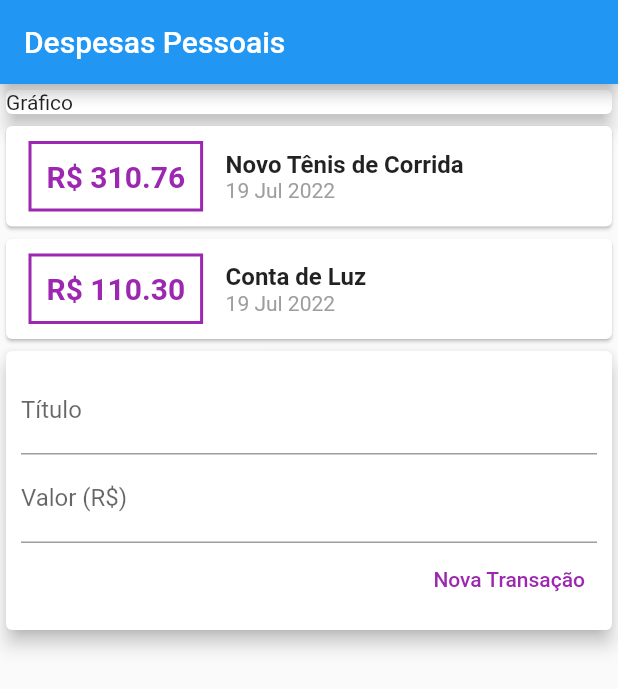
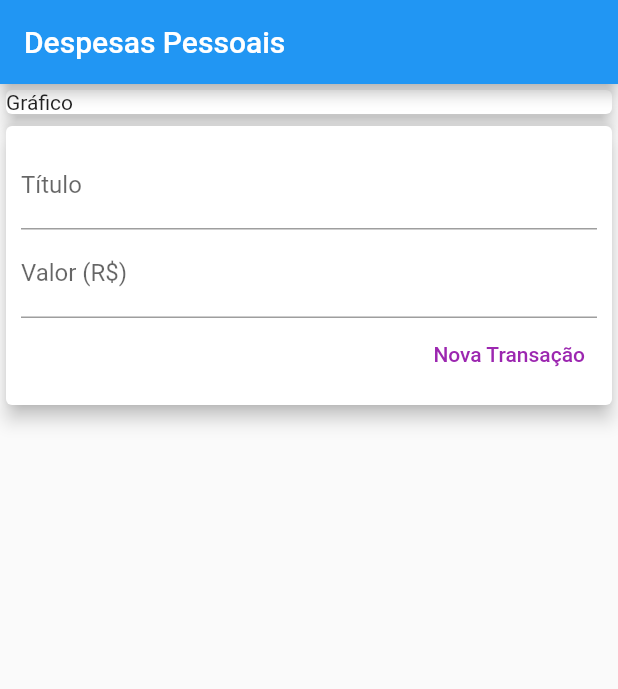
Before and after one commit to DavidCavalcanti/expenses, a Flutter app: the screen it shows after launch, on a phone screen of 412 x 824 dp. Shown: the top 689 px of the screen. Run offline on Flutter 3.47's test engine with Material 2 defaults, Android fonts, the phone set to English and light mode, and no system bars.

Commit message:
Remover coluna de exibição de transações

```diff
--- a/lib/main.dart
+++ b/lib/main.dart
@@ -45,51 +45,7 @@ class MyHomePage extends StatelessWidget {
               child: Text('Gráfico'),
             ),
           ),
-          Column(
-            children: _transactions.map((tr) {
-              return Card(
-                child: Row(
-                  children: [
-                    Container(
-                      margin: const EdgeInsets.symmetric(
-                          horizontal: 15, vertical: 10),
-                      decoration: BoxDecoration(
-                          border: Border.all(
-                        color: Colors.purple,
-                        width: 2,
-                      )),
-                      padding: const EdgeInsets.all(10),
-                      child: Text(
-                        'R\$ ${tr.value?.toStringAsFixed(2)}',
-                        style: const TextStyle(
-                            fontWeight: FontWeight.bold,
-                            fontSize: 20,
-                            color: Colors.purple),
-                      ),
-                    ),
-                    Column(
-                      crossAxisAlignment: CrossAxisAlignment.start,
-                      children: [
-                        Text(
-                          tr.title!,
-                          style: const TextStyle(
-                            fontSize: 16,
-                            fontWeight: FontWeight.bold,
-                          ),
-                        ),
-                        Text(
-                          DateFormat('d MMM y').format(tr.date!),
-                          style: const TextStyle(
-                            color: Colors.grey,
-                          ),
-                        ),
-                      ],
-                    ),
-                  ],
-                ),
-              );
-            }).toList(),
-          ),
+
           Card(
             elevation: 5,
             child: Padding(
```
Also changed, not shown: lib/components/transection_list.dart (+47 -2 lines).
